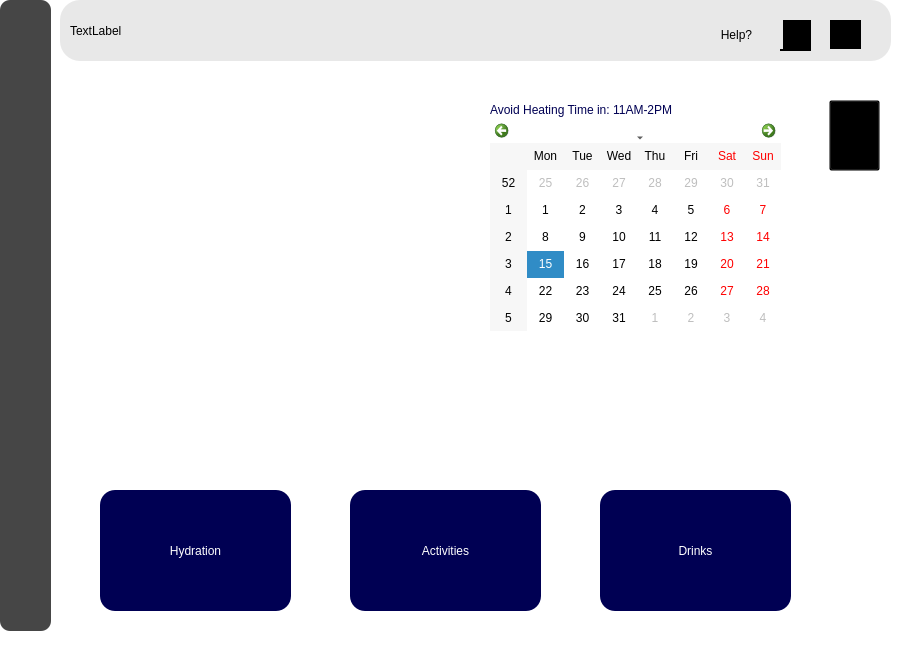
First picture: the form in ui/main.ui, repository xbinh47/PTA_TungNam_DaiKhang, before the edit.
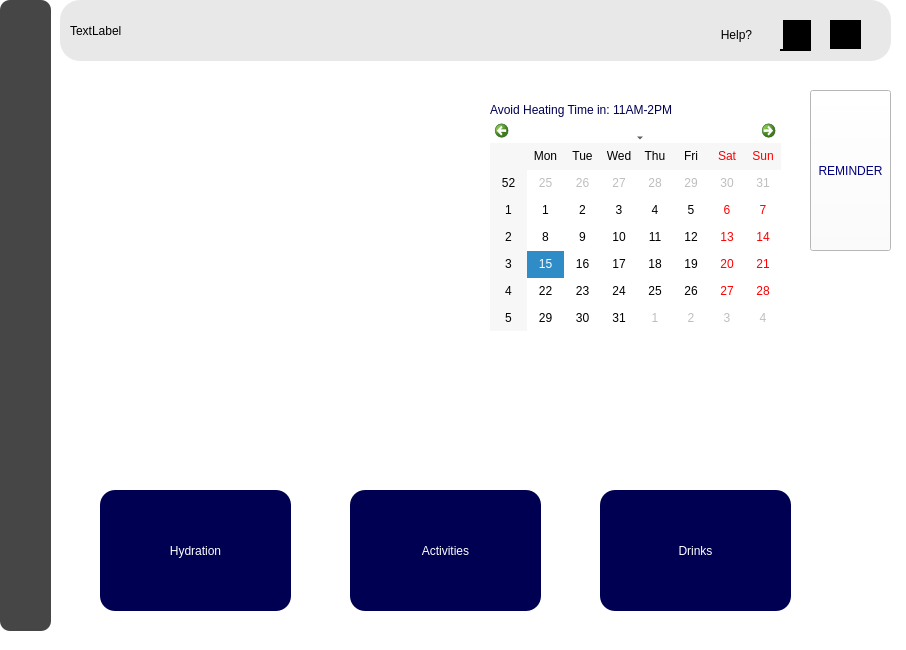
Second picture: the form after the edit. Icons and pictures are not drawn.

Patch:
```diff
--- a/ui/main.ui
+++ b/ui/main.ui
@@ -6,7 +6,7 @@
    <rect>
     <x>0</x>
     <y>0</y>
-    <width>900</width>
+    <width>906</width>
     <height>650</height>
    </rect>
   </property>
@@ -438,19 +438,22 @@
     <widget class="QWidget" name="Reminder_A" native="true">
      <property name="geometry">
       <rect>
-       <x>749</x>
+       <x>750</x>
        <y>10</y>
        <width>91</width>
        <height>541</height>
       </rect>
      </property>
+     <property name="styleSheet">
+      <string notr="true">color:rgb(0, 0, 127)</string>
+     </property>
      <widget class="QPushButton" name="btn_reminder">
       <property name="geometry">
        <rect>
-        <x>20</x>
-        <y>20</y>
-        <width>51</width>
-        <height>71</height>
+        <x>0</x>
+        <y>10</y>
+        <width>81</width>
+        <height>161</height>
        </rect>
       </property>
       <property name="font">
@@ -459,10 +462,10 @@
        </font>
       </property>
       <property name="styleSheet">
-       <string notr="true">background-color: rgba(0, 0, 0, 0);</string>
+       <string notr="true"/>
       </property>
       <property name="text">
-       <string/>
+       <string>REMINDER</string>
       </property>
      </widget>
     </widget>
```
Left out of the diff: 67 changed lines with no effect on the pictures.
